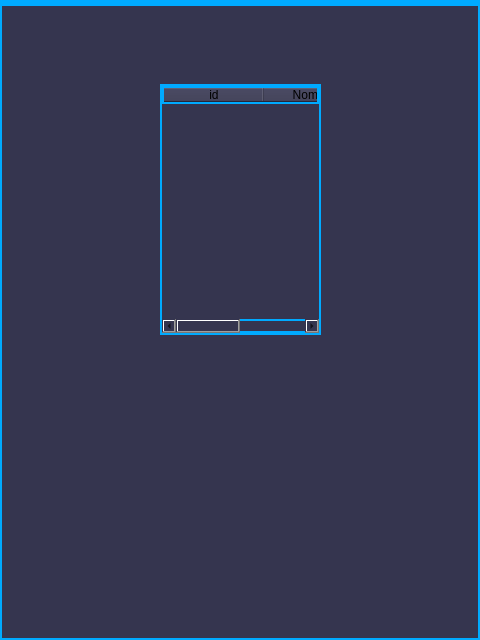
joanmera/Gameverse_Interface, file views/categoria.ui: the form before one commit.
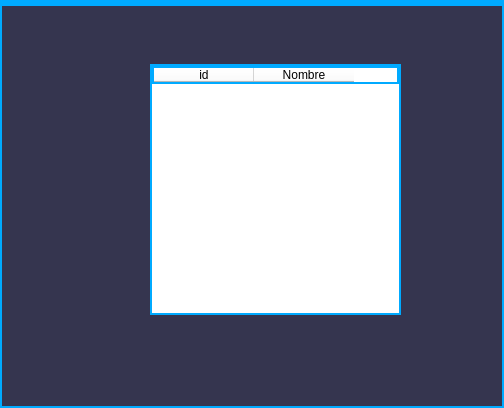
The form after the commit.

Commit message: arreglado categorias

Diff of the .ui file:
```diff
--- a/views/categoria.ui
+++ b/views/categoria.ui
@@ -6,8 +6,8 @@
    <rect>
     <x>0</x>
     <y>0</y>
-    <width>480</width>
-    <height>640</height>
+    <width>504</width>
+    <height>408</height>
    </rect>
   </property>
   <property name="windowTitle">
@@ -21,12 +21,15 @@
    <widget class="QTableWidget" name="tableWidget">
     <property name="geometry">
      <rect>
-      <x>160</x>
-      <y>80</y>
-      <width>161</width>
+      <x>150</x>
+      <y>60</y>
+      <width>251</width>
       <height>251</height>
      </rect>
     </property>
+    <property name="styleSheet">
+     <string notr="true">background-color: rgb(255, 255, 255);</string>
+    </property>
     <column>
      <property name="text">
       <string>id</string>
@@ -44,8 +47,8 @@
     <rect>
      <x>0</x>
      <y>0</y>
-     <width>480</width>
-     <height>22</height>
+     <width>504</width>
+     <height>25</height>
     </rect>
    </property>
   </widget>
```
The commit also changes 2 other files.
